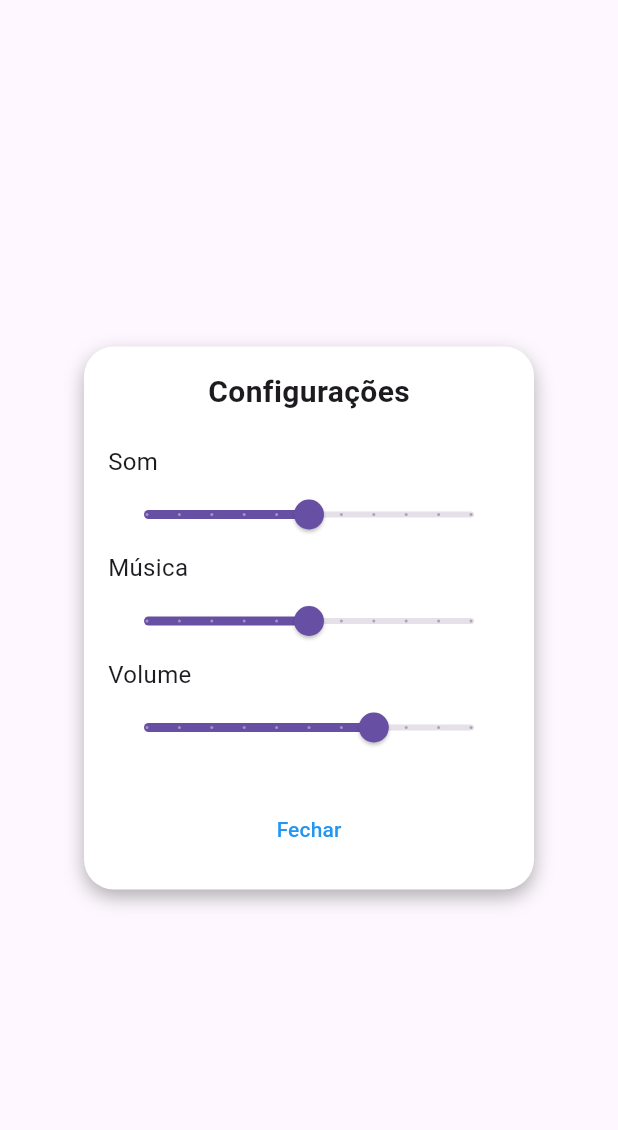
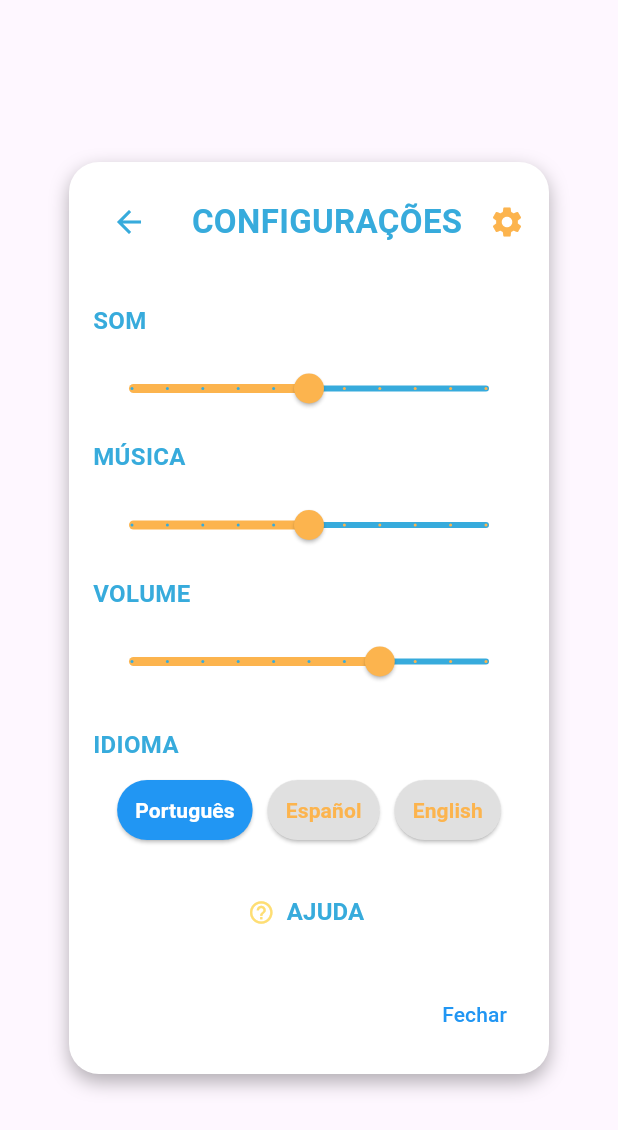
Before and after one commit to Kahcodes/glicogotas_app, a Flutter app: the ConfigDialog widget shown alone on an empty page, opened directly, on a phone screen of 412 x 824 dp. Shown: the top 1130 px of the screen. Run offline on Flutter 3.47's test engine with Material 3 defaults, Android fonts, the phone set to English and light mode, and no system bars; our stand-ins replace flutter_svg, google_fonts; Roboto replaces fonts that are missing (Podkova).

```diff
--- a/lib/configuracoes.dart
+++ b/lib/configuracoes.dart
@@ -1,17 +1,19 @@
 import 'package:flutter/material.dart';
+import 'package:google_fonts/google_fonts.dart';
 
 class ConfigDialog extends StatefulWidget {
   const ConfigDialog({super.key});
 
   @override
-  _ConfigDialogState createState() => _ConfigDialogState();
+  ConfigDialogState createState() =>
+      ConfigDialogState(); // Classe agora pública
 }
 
-class _ConfigDialogState extends State<ConfigDialog> {
-  // Variáveis para armazenar o valor dos sliders
+class ConfigDialogState extends State<ConfigDialog> {
   double _somValue = 0.5;
   double _musicaValue = 0.5;
   double _volumeValue = 0.7;
+  String _selectedLanguage = 'Português'; // Armazena o idioma selecionado
 
   @override
   Widget build(BuildContext context) {
@@ -20,7 +22,7 @@ class _ConfigDialogState extends State<ConfigDialog> {
       insetPadding: const EdgeInsets.all(10),
       child: Center(
         child: Container(
-          width: 300,
+          width: 320,
           padding: const EdgeInsets.all(16.0),
           decoration: BoxDecoration(
             color: Colors.white,
@@ -36,44 +38,83 @@ class _ConfigDialogState extends State<ConfigDialog> {
           child: Column(
             mainAxisSize: MainAxisSize.min,
             children: [
-              const Text(
-                'Configurações',
-                style: TextStyle(
-                  fontSize: 20,
-                  fontWeight: FontWeight.bold,
+              // Linha com o ícone de voltar, título, e ícone de configuração
+              Row(
+                mainAxisAlignment: MainAxisAlignment.spaceBetween,
+                children: [
+                  IconButton(
+                    icon:
+                        const Icon(Icons.arrow_back, color: Color(0xFF37ABDC)),
+                    onPressed: () {
+                      Navigator.of(context)
+                          .pop(); // Fecha o diálogo e volta à tela anterior
+                    },
+                  ),
+                  Text(
+                    'CONFIGURAÇÕES',
+                    style: GoogleFonts.podkova(
+                      fontSize: 22,
+                      fontWeight: FontWeight.bold, // Fonte BOLD
+                      color: const Color(0xFF37ABDC),
                     ),
                   ),
-              const SizedBox(height: 20),
+                  Icon(Icons.settings,
+                      color:
+                          Color(0xFFFCB44E)), // Ícone decorativo da engrenagem
+                ],
+              ),
+              const SizedBox(height: 30), // Aumentado para dar mais espaço
 
-              // Controle de Som
-              _buildSliderOption('Som', _somValue, (newValue) {
+              // Slider para som
+              _buildSliderOption('SOM', _somValue, (newValue) {
                 setState(() {
                   _somValue = newValue;
                 });
               }),
 
-              // Controle de Música
-              _buildSliderOption('Música', _musicaValue, (newValue) {
+              const SizedBox(
+                  height: 10), // Espaçamento adicional entre os sliders
+
+              // Slider para música
+              _buildSliderOption('MÚSICA', _musicaValue, (newValue) {
                 setState(() {
                   _musicaValue = newValue;
                 });
               }),
 
-              // Controle de Volume
-              _buildSliderOption('Volume', _volumeValue, (newValue) {
+              const SizedBox(
+                  height: 10), // Espaçamento adicional entre os sliders
+
+              // Slider para volume
+              _buildSliderOption('VOLUME', _volumeValue, (newValue) {
                 setState(() {
                   _volumeValue = newValue;
                 });
               }),
 
               const SizedBox(height: 20),
-              TextButton(
+
+              // Seção de Idioma com botões horizontais
+              _buildLanguageSelector(),
+
+              const SizedBox(height: 20),
+
+              // Botão de ajuda
+              _buildHelpButton(context),
+
+              const SizedBox(height: 20),
+
+              // Botão para fechar
+              Align(
+                alignment: Alignment.centerRight,
+                child: TextButton(
                   onPressed: () {
                     Navigator.of(context).pop(); // Fecha o diálogo
                   },
                   child: const Text(
                     'Fechar',
                     style: TextStyle(color: Colors.blue),
+                  ),
                 ),
               ),
             ],
@@ -83,7 +124,7 @@ class _ConfigDialogState extends State<ConfigDialog> {
     );
   }
 
-  // Função para criar as opções de controle deslizante
+  // Função para criar sliders com cores personalizadas
   Widget _buildSliderOption(
       String title, double currentValue, ValueChanged<double> onChanged) {
     return Column(
@@ -91,20 +132,123 @@ class _ConfigDialogState extends State<ConfigDialog> {
       children: [
         Text(
           title,
-          style: const TextStyle(
+          style: GoogleFonts.podkova(
             fontSize: 16,
+            fontWeight: FontWeight.bold, // Fonte BOLD
+            color: const Color(0xFF37ABDC), // Cor azul
           ),
         ),
+        const SizedBox(height: 10), // Adicionado espaçamento antes do slider
         Slider(
           value: currentValue,
           min: 0,
           max: 1,
-          divisions: 10, // Opcional, define os "passos" do slider
-          label:
-              (currentValue * 100).toInt().toString(), // Mostra o valor atual
+          divisions: 10,
+          label: (currentValue * 100).toInt().toString(),
           onChanged: onChanged,
+          activeColor: const Color(0xFFFCB44E), // Cor preenchida (bolinha)
+          inactiveColor: const Color(0xFF37ABDC), // Parte não preenchida
+          thumbColor: const Color(0xFFFCB44E), // Cor da bolinha do slider
         ),
       ],
     );
   }
+
+  // Seletor de idioma com botões horizontais
+  Widget _buildLanguageSelector() {
+    return Column(
+      crossAxisAlignment: CrossAxisAlignment.start,
+      children: [
+        Text(
+          'IDIOMA',
+          style: GoogleFonts.podkova(
+            fontSize: 16,
+            fontWeight: FontWeight.bold, // Fonte BOLD
+            color: const Color(0xFF37ABDC), // Cor azul
+          ),
+        ),
+        const SizedBox(height: 8),
+        Row(
+          mainAxisAlignment: MainAxisAlignment.center,
+          children: [
+            _buildLanguageButton('Português', 'Português'),
+            const SizedBox(width: 10), // Espaçamento entre os botões
+            _buildLanguageButton('Español', 'Espanhol'),
+            const SizedBox(width: 10),
+            _buildLanguageButton('English', 'Inglês'),
+          ],
+        ),
+      ],
+    );
   }
+
+  // Função para criar botões de idioma personalizados
+  Widget _buildLanguageButton(String language, String value) {
+    return ElevatedButton(
+      onPressed: () {
+        setState(() {
+          _selectedLanguage = value;
+        });
+      },
+      style: ElevatedButton.styleFrom(
+        backgroundColor:
+            _selectedLanguage == value ? Colors.blue : Colors.grey[300],
+        shape: RoundedRectangleBorder(
+          borderRadius: BorderRadius.circular(20),
+        ),
+        padding: const EdgeInsets.symmetric(horizontal: 12, vertical: 8),
+      ),
+      child: Text(
+        language,
+        style: GoogleFonts.podkova(
+          fontSize: 14, // Reduzindo o tamanho da fonte dos idiomas
+          fontWeight: FontWeight.bold,
+          color: _selectedLanguage == value
+              ? Colors.white
+              : const Color(0xFFFCB44E),
+        ),
+      ),
+    );
+  }
+
+  // Função para o botão de ajuda
+  Widget _buildHelpButton(BuildContext context) {
+    return TextButton.icon(
+      onPressed: () {
+        _showHelpDialog(context);
+      },
+      icon: const Icon(Icons.help_outline,
+          color: Color(0xFFFEDE74)), // Cor amarela para o ícone de ajuda
+      label: Text(
+        'AJUDA',
+        style: GoogleFonts.podkova(
+          fontSize: 16,
+          fontWeight: FontWeight.bold, // Fonte BOLD
+          color: const Color(0xFF37ABDC), // Cor azul para o texto de ajuda
+        ),
+      ),
+    );
+  }
+
+  // Diálogo de ajuda
+  void _showHelpDialog(BuildContext context) {
+    showDialog(
+      context: context,
+      builder: (BuildContext context) {
+        return AlertDialog(
+          title: const Text('Ajuda'),
+          content: const Text(
+              'Aqui você pode ajustar as configurações de som, música, volume e selecionar o idioma da aplicação.'),
+          actions: [
+            TextButton(
+              onPressed: () {
+                Navigator.of(context).pop();
+              },
+              child: const Text('Fechar'),
+            ),
+          ],
+        );
+      },
+    );
+  }
+}
```
Lines whose indentation alone changed are shown as unchanged.
